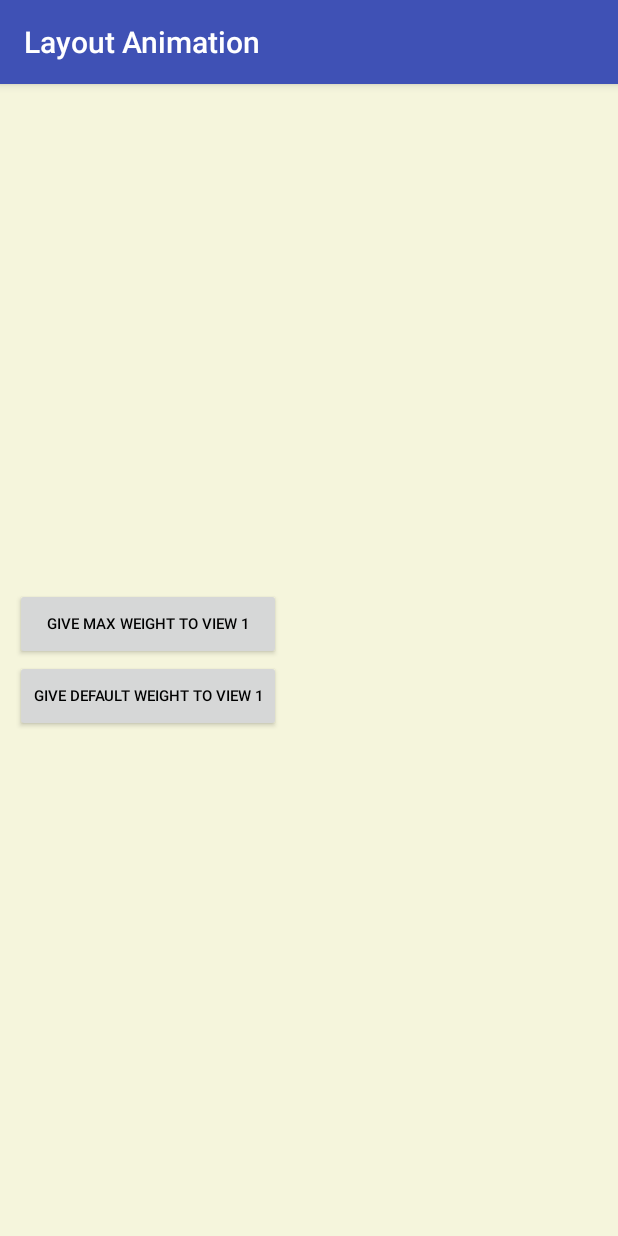
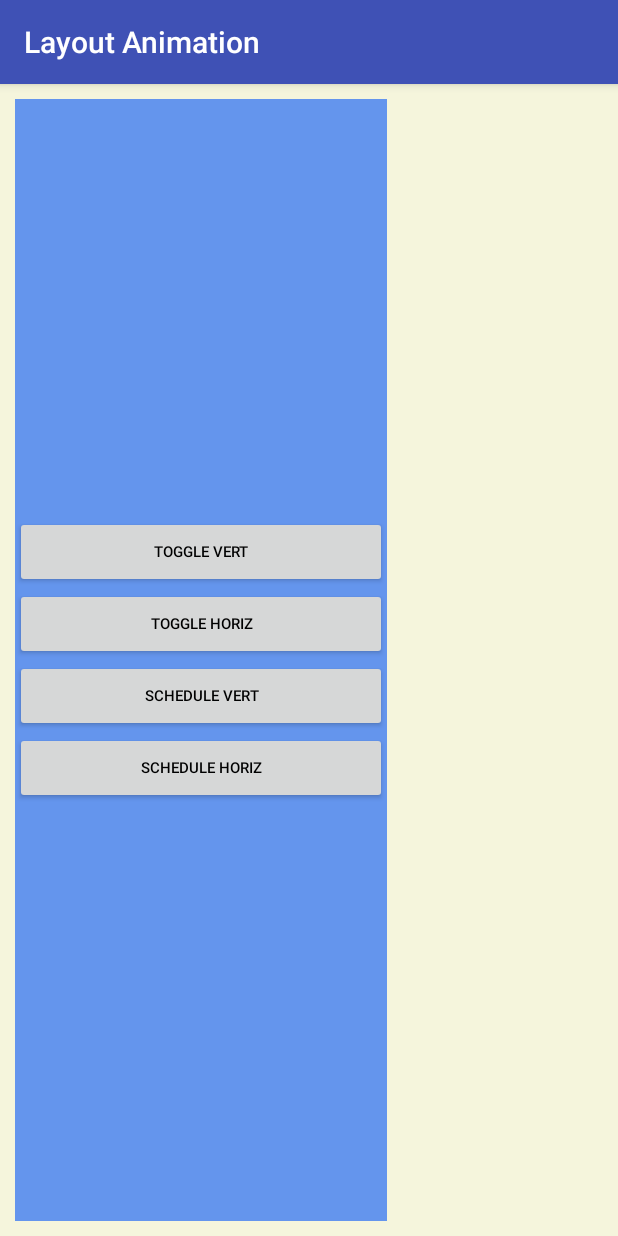
Before and after one commit to replicant1/AnimationExamples, an Android app: the screen it shows after launch (LayoutAnimationActivity), on a phone screen of 412 x 824 dp. Run offline under Robolectric (Android 15) with nearby library versions, the phone set to English and light mode, and no system bars.

Commit message:
Added toggle h/v and schedule h/v

```diff
--- a/app/src/main/java/bailey/rod/animationexamples/LayoutAnimationActivity.java
+++ b/app/src/main/java/bailey/rod/animationexamples/LayoutAnimationActivity.java
@@ -3,7 +3,9 @@ package bailey.rod.animationexamples;
 import android.os.Bundle;
 import android.support.annotation.Nullable;
 import android.support.v7.app.AppCompatActivity;
+import android.util.Log;
 import android.view.View;
+import android.view.ViewGroup;
 import android.widget.Button;
 import android.widget.LinearLayout;
 import android.widget.TextView;
@@ -19,57 +21,153 @@ public class LayoutAnimationActivity extends AppCompatActivity {
 
     private static final int VIEW_2_DEFAULT_WEIGHT = 1;
 
-    private Button maxWeightButton;
+    private static final int LEFT_COLUMN_DEFAULT_WEIGHT = 1;
 
-    private Button defaultWeightButton;
+    private static final int RIGHT_COLUMN_DEFAULT_WEIGHT = 1;
+
+    private static final int RIGHT_COLUMN_MAX_WEIGHT = 20;
+
+    private static final String TAG = LayoutAnimationActivity.class.getSimpleName();
+
+    private Button toggleHorizButton;
+
+    private Button scheduleVertButton;
+
+    private ViewGroup leftPrimaryColumn;
+
+    private Button toggleVertButton;
+
+    private ViewGroup rightPrimaryColumn;
+
+    private Button scheduleHorizButton;
+
+    private LinearLayout twoColumnsLinearLayout;
 
     private TextView view1;
 
+    private View1State view1State;
+
     private TextView view2;
+
+    private RightColumnState rightColumnState;
 
     @Override
     protected void onCreate(@Nullable Bundle savedInstanceState) {
         super.onCreate(savedInstanceState);
         setContentView(R.layout.activity_layout_animation);
 
-        maxWeightButton = (Button) findViewById(R.id.add_weight_button);
-        maxWeightButton.setOnClickListener(new MaxWeightButtonClickListener());
+        toggleVertButton = (Button) findViewById(R.id.change_layout_button);
+        toggleVertButton.setOnClickListener(new ToggleVertButtonClickListener());
 
-        defaultWeightButton = (Button) findViewById(R.id.remove_weight_button);
-        defaultWeightButton.setOnClickListener(new DefaultWeightButtonClickListener());
+        toggleHorizButton = (Button) findViewById(R.id.change_layout_horizontal_button);
+        toggleHorizButton.setOnClickListener(new ToggleHorizButtonClickListener());
+
+        scheduleVertButton = (Button) findViewById(R.id.schedule_layout_button);
+        scheduleVertButton.setOnClickListener(new ScheduleVertButtonClickListener());
+
+        scheduleHorizButton = (Button) findViewById(R.id.schedule_layout_button_horizontal);
+        scheduleHorizButton.setOnClickListener(new ScheduleHorizButtonClickListener());
 
         view1 = (TextView) findViewById(R.id.layout_animation_text_view_1);
         view2 = (TextView) findViewById(R.id.layout_animation_text_view_2);
 
+        twoColumnsLinearLayout = (LinearLayout) findViewById(R.id.two_columns_linear_layout);
+        leftPrimaryColumn = (ViewGroup) findViewById(R.id.left_primary_column);
+        rightPrimaryColumn = (ViewGroup) findViewById(R.id.right_primary_column);
+
         setView1Weight(VIEW_1_DEFAULT_WEIGHT);
         setView2Weight(VIEW_2_DEFAULT_WEIGHT);
+        view1State = View1State.VIEW_1_STATE_DEFAULT;
+
+
+        setLeftColumnWeight(LEFT_COLUMN_DEFAULT_WEIGHT);
+        setRightColumnWeight(RIGHT_COLUMN_DEFAULT_WEIGHT);
+        rightColumnState = RightColumnState.RIGHT_COLUMN_STATE_DEFAULT;
     }
 
     private void setView1Weight(int newView1Weight) {
         LinearLayout.LayoutParams llParams = (LinearLayout.LayoutParams) view1.getLayoutParams();
         llParams.weight = newView1Weight;
-        view1.setText(getString(R.string.label_text_view_1, llParams.weight));
+//        view1.setText(getString(R.string.label_text_view_1, llParams.weight));
         view1.setLayoutParams(llParams);
     }
 
     private void setView2Weight(int newView1Weight) {
         LinearLayout.LayoutParams llParams = (LinearLayout.LayoutParams) view2.getLayoutParams();
         llParams.weight = newView1Weight;
-        view2.setText(getString(R.string.label_text_view_2, llParams.weight));
+//        view2.setText(getString(R.string.label_text_view_2, llParams.weight));
         view2.setLayoutParams(llParams);
     }
 
-    private class MaxWeightButtonClickListener implements View.OnClickListener {
+    private void setLeftColumnWeight(int weight) {
+        LinearLayout.LayoutParams llParams = (LinearLayout.LayoutParams) leftPrimaryColumn.getLayoutParams();
+        llParams.weight = weight;
+        leftPrimaryColumn.setLayoutParams(llParams);
+    }
+
+    private void setRightColumnWeight(int weight) {
+        LinearLayout.LayoutParams llParams = (LinearLayout.LayoutParams) rightPrimaryColumn.getLayoutParams();
+        llParams.weight= weight;
+        rightPrimaryColumn.setLayoutParams(llParams);
+    }
+
+    enum RightColumnState {
+        RIGHT_COLUMN_STATE_DEFAULT, RIGHT_COLUMN_STATE_WIDE;
+    }
+
+    enum View1State {
+        VIEW_1_STATE_DEFAULT, VIEW_1_STATE_TALL;
+    }
+
+    private class ToggleHorizButtonClickListener implements View.OnClickListener {
         @Override
         public void onClick(View view) {
-            setView1Weight(VIEW_1_MAX_WEIGHT);
+            Log.d(TAG, "Toggle horizontal");
+            switch (rightColumnState) {
+                case RIGHT_COLUMN_STATE_DEFAULT:
+                    setRightColumnWeight(RIGHT_COLUMN_MAX_WEIGHT);
+                    rightColumnState = RightColumnState.RIGHT_COLUMN_STATE_WIDE;
+                    break;
+
+                case RIGHT_COLUMN_STATE_WIDE:
+                    setRightColumnWeight(RIGHT_COLUMN_DEFAULT_WEIGHT);
+                    rightColumnState = RightColumnState.RIGHT_COLUMN_STATE_DEFAULT;
+                    break;
+            }
         }
     }
 
-    private class DefaultWeightButtonClickListener implements View.OnClickListener {
+    private class ToggleVertButtonClickListener implements View.OnClickListener {
         @Override
         public void onClick(View view) {
-            setView1Weight(VIEW_1_DEFAULT_WEIGHT);
+            Log.d(TAG, "Toggle Vert");
+            switch (view1State) {
+                case VIEW_1_STATE_DEFAULT:
+                    setView1Weight(VIEW_1_MAX_WEIGHT);
+                    view1State = View1State.VIEW_1_STATE_TALL;
+                    break;
+
+                case VIEW_1_STATE_TALL:
+                    setView1Weight(VIEW_1_DEFAULT_WEIGHT);
+                    view1State = View1State.VIEW_1_STATE_DEFAULT;
+                    break;
+            }
+        }
+    }
+
+    private class ScheduleVertButtonClickListener implements View.OnClickListener {
+        @Override
+        public void onClick(View view) {
+            Log.d(TAG, "Schedule Vert");
+            rightPrimaryColumn.scheduleLayoutAnimation();
+        }
+    }
+
+    private class ScheduleHorizButtonClickListener implements View.OnClickListener {
+        @Override
+        public void onClick(View view) {
+            Log.d(TAG, "Schedule Horiz");
+            rightPrimaryColumn.scheduleLayoutAnimation();
         }
     }
 }
--- a/app/src/main/res/anim/popinlayout.xml
+++ b/app/src/main/res/anim/popinlayout.xml
@@ -2,4 +2,4 @@
                  android:delay="0.5"
                  android:animationOrder="normal"
                  android:interpolator="@android:anim/decelerate_interpolator"
-                 android:animation="@android:anim/slide_in_left" />
+                 android:animation="@android:anim/fade_in" />
--- a/app/src/main/res/layout/activity_layout_animation.xml
+++ b/app/src/main/res/layout/activity_layout_animation.xml
@@ -6,10 +6,10 @@
               android:orientation="vertical"
               android:padding="@dimen/activity_outer_padding">
 
-    <!-- Holds the left column and right column -->
+    <!-- Holds the left column and right primary columns -->
 
     <LinearLayout
-        android:id="@+id/two_columns"
+        android:id="@+id/two_columns_linear_layout"
         android:layout_width="match_parent"
         android:layout_height="match_parent"
         android:orientation="horizontal">
@@ -17,36 +17,51 @@
         <!-- Left primary coloumn -->
 
         <LinearLayout
-            android:id="@+id/button_panel"
+            android:id="@+id/left_primary_column"
             android:layout_width="wrap_content"
             android:layout_height="match_parent"
+            android:background="@color/CornflowerBlue"
             android:gravity="center_vertical"
             android:orientation="vertical">
 
             <Button
-                android:id="@+id/add_weight_button"
+                android:id="@+id/change_layout_button"
                 style="@style/ButtonTextStyle"
                 android:layout_width="match_parent"
                 android:layout_height="wrap_content"
-                android:text="@string/button_label_add_weight"/>
+                android:text="@string/button_label_change_layout"/>
 
             <Button
-                android:id="@+id/remove_weight_button"
+                android:id="@+id/change_layout_horizontal_button"
                 style="@style/ButtonTextStyle"
                 android:layout_width="match_parent"
                 android:layout_height="wrap_content"
-                android:text="@string/button_label_remove_weight"/>
+                android:text="@string/button_label_change_layout_horizontal"/>
+
+            <Button
+                android:id="@+id/schedule_layout_button"
+                style="@style/ButtonTextStyle"
+                android:layout_width="match_parent"
+                android:layout_height="wrap_content"
+                android:text="@string/button_label_schedule_layout"/>
+
+            <Button
+                android:id="@+id/schedule_layout_button_horizontal"
+                style="@style/ButtonTextStyle"
+                android:layout_width="match_parent"
+                android:layout_height="wrap_content"
+                android:text="@string/button_label_schedule_layout_horizontal"/>
         </LinearLayout>
 
         <!-- Right primary column -->
 
         <LinearLayout
-            android:id="@+id/views_panel"
+            android:id="@+id/right_primary_column"
             android:layout_width="wrap_content"
             android:layout_height="match_parent"
             android:layout_weight="1"
+            android:animateLayoutChanges="true"
             android:background="@color/Beige"
-            android:animateLayoutChanges="true"
             android:layoutAnimation="@anim/popinlayout"
             android:orientation="vertical">
 
@@ -57,7 +72,7 @@
                 android:layout_height="wrap_content"
                 android:layout_weight="1"
                 android:background="@color/Coral"
-                android:text="@string/label_text_view_1"/>
+                />
 
             <TextView
                 android:id="@+id/layout_animation_text_view_2"
@@ -65,8 +80,8 @@
                 android:layout_width="match_parent"
                 android:layout_height="wrap_content"
                 android:layout_weight="1"
-                android:background="@color/PaleGoldenrod"
-                android:text="@string/label_text_view_2"/>
+                android:background="@color/Orange"
+                />
         </LinearLayout>
 
     </LinearLayout>
--- a/app/src/main/res/values/strings.xml
+++ b/app/src/main/res/values/strings.xml
@@ -1,8 +1,10 @@
 <resources>
     <string name="app_name">Animation Examples</string>
     <string name="activity_layout_animation">Layout Animation</string>
-    <string name="button_label_add_weight">Give max weight to View 1</string>
-    <string name="button_label_remove_weight">Give default weight to View 1</string>
+    <string name="button_label_change_layout">Toggle Vert</string>
+    <string name="button_label_change_layout_horizontal">Toggle Horiz</string>
+    <string name="button_label_schedule_layout">Schedule Vert</string>
+    <string name="button_label_schedule_layout_horizontal">Schedule Horiz</string>
     <string name="label_text_view_1">View 1\nVertical weight = %.1f</string>
     <string name="label_text_view_2">View 2\nVertical weight = %.1f</string>
 </resources>
```
